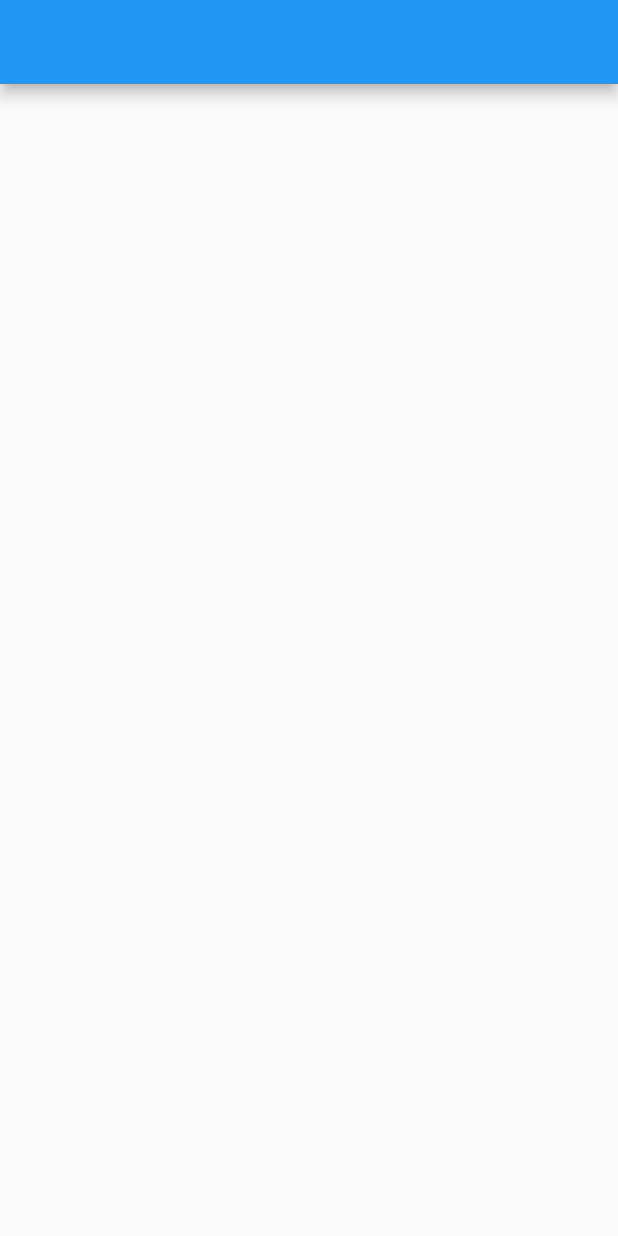
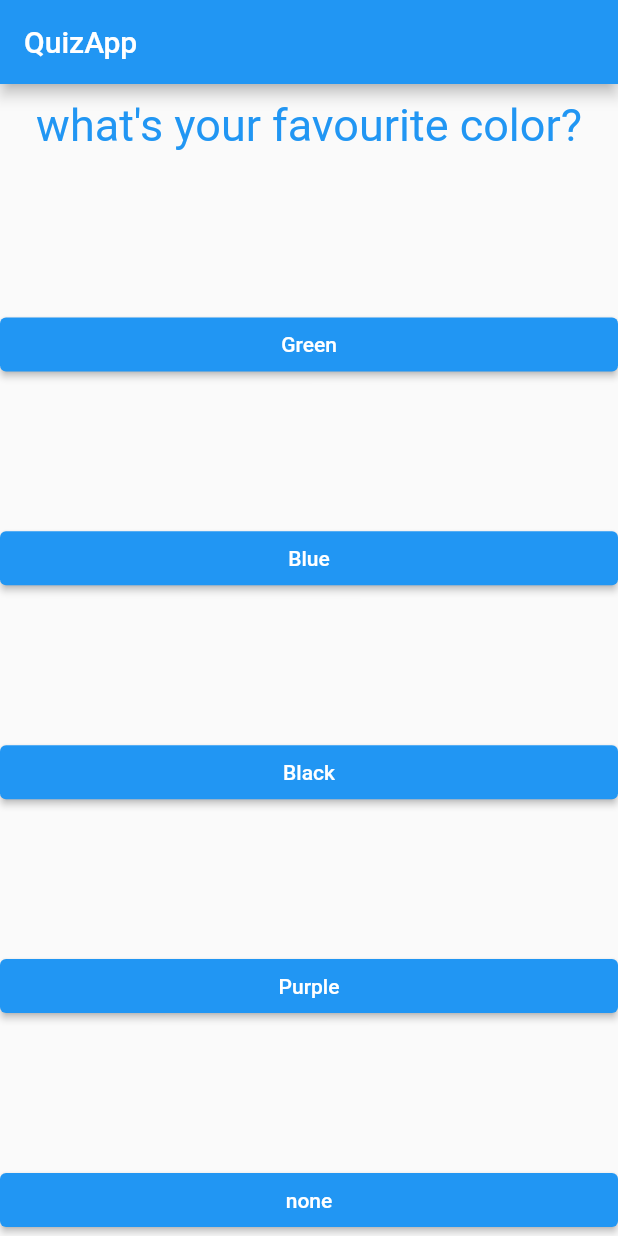
Before and after one commit to Jaygooddy/quizapp, a Flutter app: the screen it shows after launch, on a phone screen of 412 x 824 dp. Run offline on Flutter 3.47's test engine with Material 2 defaults, Android fonts, the phone set to English and light mode, and no system bars.

Commit message:
completed my first app from max tutorial

```diff
--- /dev/null
+++ b/lib/answer.dart
@@ -0,0 +1,26 @@
+import 'package:flutter/material.dart';
+
+class Answers extends StatelessWidget {
+  //can also use voidCallBack
+  final Function selectHandler;
+  final String answer;
+
+  Answers(this.selectHandler, this.answer);
+
+  @override
+  Widget build(BuildContext context) {
+    return Container(
+      width: double.infinity,
+      child: ElevatedButton(
+        style: ButtonStyle(
+          foregroundColor: MaterialStatePropertyAll(Colors.white),
+          backgroundColor: MaterialStateProperty.all(Colors.blue),
+        ),
+        onPressed: () {
+          selectHandler();
+        },
+        child: Text(answer),
+      ),
+    );
+  }
+}
--- a/lib/main.dart
+++ b/lib/main.dart
@@ -1,11 +1,15 @@
 import 'package:flutter/material.dart';
 import 'package:flutter/cupertino.dart';
+import 'package:quizapp/answer.dart';
+import 'package:quizapp/quiz.dart';
+import 'package:quizapp/result.dart';
+import './question.dart';
 
 void main() {
-  runApp(Fooderich());
+  runApp(QuizApp());
 }
 
-class Fooderich extends StatelessWidget {
+class QuizApp extends StatelessWidget {
   @override
   Widget build(BuildContext context) {
     // TODO: implement build
@@ -16,12 +20,79 @@ class Fooderich extends StatelessWidget {
   }
 }
 
-class Myhome extends StatelessWidget {
+class Myhome extends StatefulWidget {
+  @override
+  State<StatefulWidget> createState() {
+    // TODO: implement createState
+    return _MyhomeState();
+  }
+}
+
+class _MyhomeState extends State {
+  final questions = const [
+    {
+      'questionText': "what's your favourite color?",
+      'answers': [
+        {'text': 'Green', 'score': 5},
+        {'text': 'Blue', 'score': 3},
+        {'text': 'Black', 'score': 2},
+        {'text': 'Purple', 'score': 1},
+        {'text': 'none', 'score': 0},
+      ],
+    },
+    {
+      'questionText': "what's you favourite animal?",
+      'answers': [
+        {'text': 'Rabbit', 'score': 5},
+        {'text': 'Snake', 'score': 3},
+        {'text': 'Elephant', 'score': 2},
+        {'text': 'Lion', 'score': 1},
+        {'text': 'none', 'score': 0},
+      ],
+    },
+    {
+      'questionText': "who's your favorite instructor?",
+      'answers': [
+        {'text': 'Angela Yu', 'score': 5},
+        {'text': 'Max Schinanegan', 'score': 3},
+        {'text': 'Smart Herd', 'score': 2},
+        {'text': 'Traversy Media', 'score': 1},
+        {'text': 'none', 'score': 0},
+      ]
+    },
+  ];
+
+  var _questionIndex = 0;
+  var _totalScore = 0;
+  void _resetQuiz() {
+    setState(() {
+       _questionIndex = 0;
+    _totalScore = 0;
+    });
+
+  }
+
+  void _answerQuestion(int score) {
+    _totalScore += score;
+
+    setState(() {
+      _questionIndex = _questionIndex + 1;
+    });
+
+  }
+
   @override
   Widget build(BuildContext context) {
     return Scaffold(
-      appBar: AppBar(),
-      body: const SafeArea(child: Column()),
-    );
+        appBar: AppBar(
+          title: Text('QuizApp'),
+        ),
+        body: _questionIndex < questions.length
+            ? Quiz(
+                anwserQuestion: _answerQuestion,
+                questionIndex: _questionIndex,
+                questions: questions,
+              )
+            : Result(_totalScore, _resetQuiz));
   }
 }
--- /dev/null
+++ b/lib/question.dart
@@ -0,0 +1,23 @@
+import 'package:flutter/material.dart';
+
+class Question extends StatelessWidget {
+  final String questionText;
+
+  Question(this.questionText);
+
+  @override
+  Widget build(BuildContext context) {
+    return Container(
+      width: double.infinity,
+      margin: EdgeInsets.all(10),
+      child: Text(
+        questionText,
+        style: TextStyle(
+          color: Colors.blue,
+          fontSize: 30,
+        ),
+        textAlign: TextAlign.center,
+      ),
+    );
+  }
+}
--- /dev/null
+++ b/lib/quiz.dart
@@ -0,0 +1,33 @@
+import 'package:flutter/material.dart';
+import 'package:quizapp/answer.dart';
+import 'package:quizapp/question.dart';
+
+class Quiz extends StatelessWidget {
+  final List<Map<String, Object>> questions;
+  final Function anwserQuestion;
+  final int questionIndex;
+
+  const Quiz({
+    required this.anwserQuestion,
+    required this.questionIndex,
+    required this.questions,
+  });
+
+  @override
+  Widget build(BuildContext context) {
+    return Column(
+      mainAxisAlignment: MainAxisAlignment.spaceBetween,
+      children: <Widget>[
+        Question(
+          questions[questionIndex]['questionText'].toString(),
+        ),
+        ...((questions[questionIndex]['answers'] as List<Map>).map(
+          (answer) {
+            return Answers( ()  => anwserQuestion(answer['score']), (answer['text'] as String
+            ));
+          },
+        )),
+      ],
+    );
+  }
+}
--- a/pubspec.yaml
+++ b/pubspec.yaml
@@ -30,7 +30,7 @@ environment:
 dependencies:
   flutter:
     sdk: flutter
-  google_fonts:
+  google_fonts: ^4.0.3
 
 
   # The following adds the Cupertino Icons font to your application.
```
Also changed, not shown: lib/result.dart (added, +42 -0 lines).
